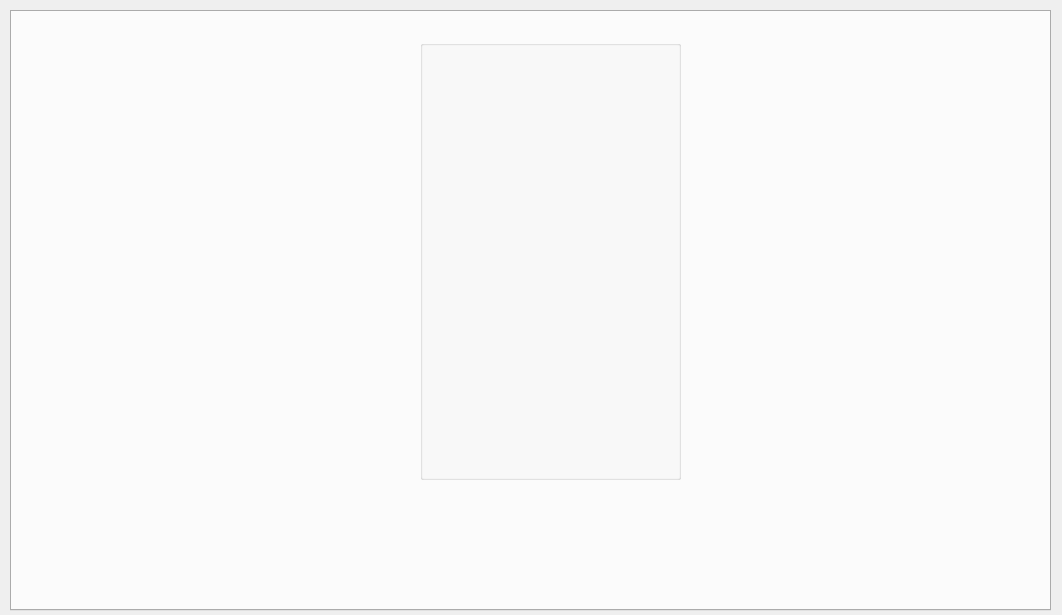
First picture: the form in mainwindow.ui, repository shrimpwhat/student-researches, before the edit.
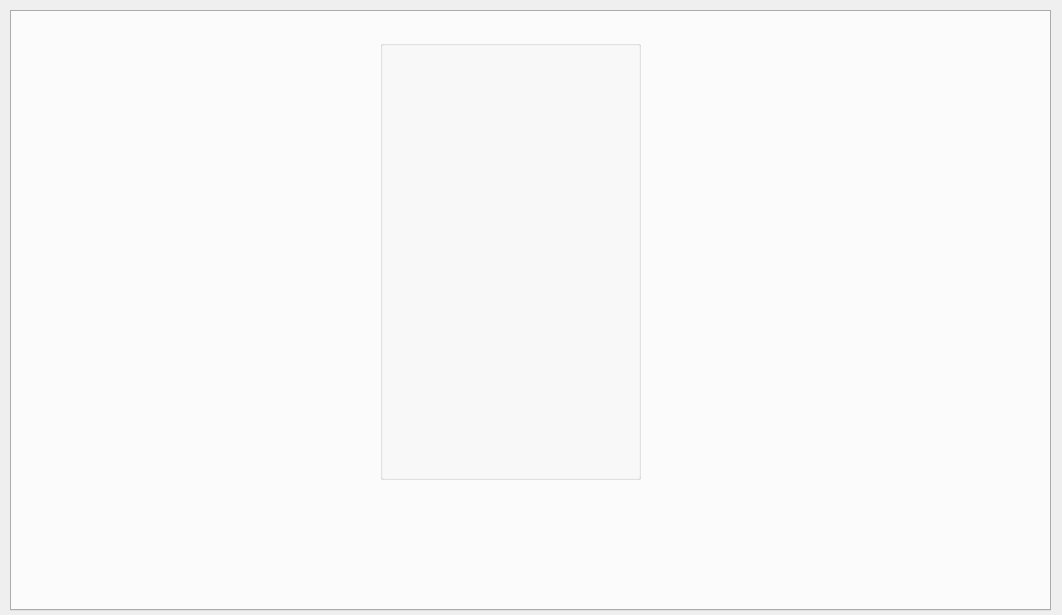
Second picture: the form after the edit.

```diff
--- a/mainwindow.ui
+++ b/mainwindow.ui
@@ -20,7 +20,7 @@
    <widget class="QGroupBox" name="LoginBox">
     <property name="geometry">
      <rect>
-      <x>420</x>
+      <x>380</x>
       <y>40</y>
       <width>261</width>
       <height>440</height>
```
